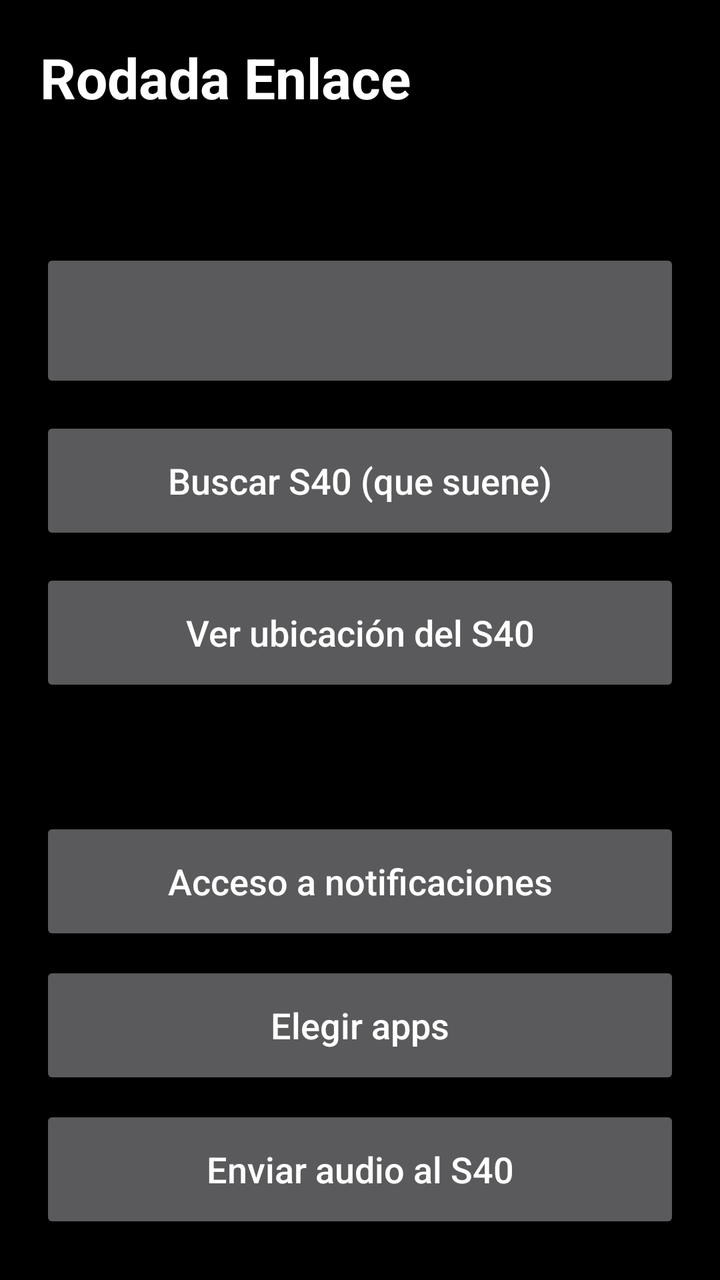
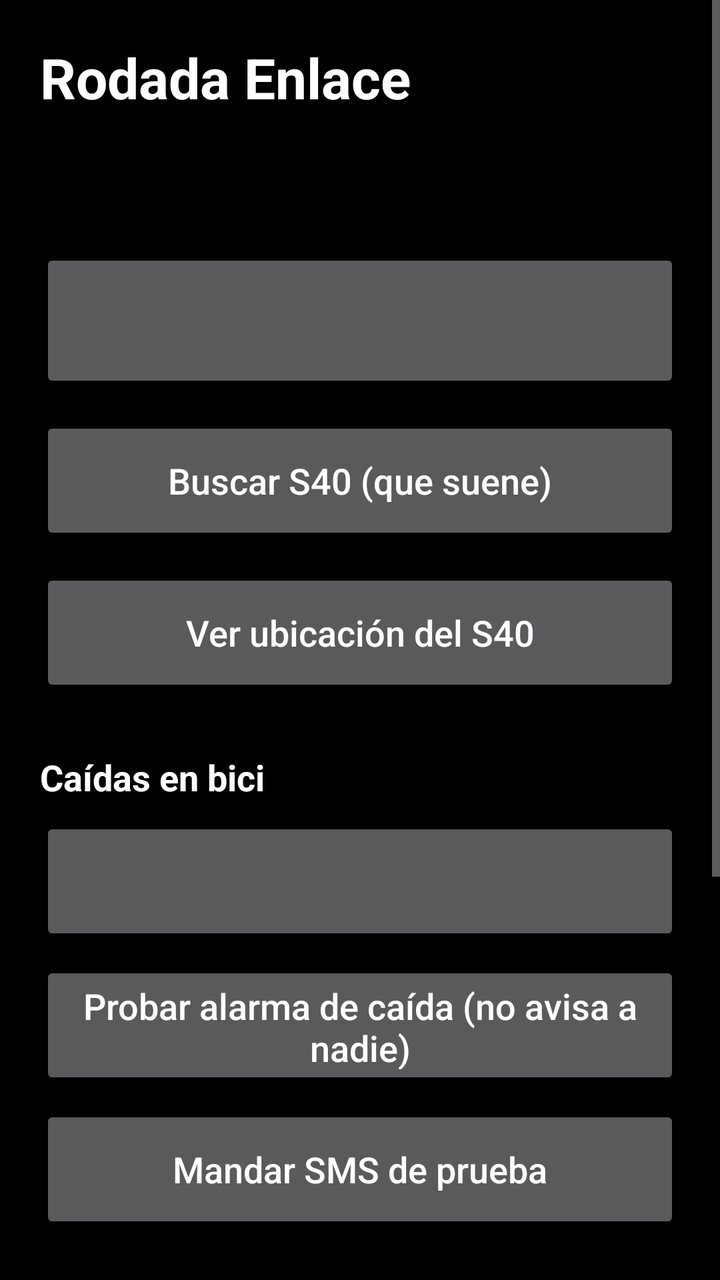

Screens rendered from an Android XML layout before and after an edit, with the pre-edit source and the edit as a unified diff.
<!-- AndroidManifest.xml: application theme android:Theme.Material.NoActionBar -->
<!-- res/layout/activity_main.xml -->
<?xml version="1.0" encoding="utf-8"?>
<LinearLayout xmlns:android="http://schemas.android.com/apk/res/android"
    android:layout_width="match_parent"
    android:layout_height="match_parent"
    android:background="#000000"
    android:fitsSystemWindows="true"
    android:orientation="vertical"
    android:padding="20dp">

    
    <Button
        android:id="@+id/finding_banner"
        android:layout_width="match_parent"
        android:layout_height="160dp"
        android:layout_marginBottom="16dp"
        android:background="#D32F2F"
        android:text="@string/find_banner"
        android:textAllCaps="false"
        android:textColor="#FFFFFF"
        android:textSize="26sp"
        android:textStyle="bold"
        android:visibility="gone" />

    <TextView
        android:layout_width="match_parent"
        android:layout_height="wrap_content"
        android:text="@string/app_name"
        android:textColor="#FFFFFF"
        android:textSize="28sp"
        android:textStyle="bold" />

    <TextView
        android:id="@+id/state"
        android:layout_width="match_parent"
        android:layout_height="wrap_content"
        android:layout_marginTop="16dp"
        android:textColor="#FFFFFF"
        android:textSize="20sp" />

    <Button
        android:id="@+id/toggle"
        android:layout_width="match_parent"
        android:layout_height="72dp"
        android:layout_marginTop="24dp"
        android:textAllCaps="false"
        android:textSize="20sp" />

    <Button
        android:id="@+id/find_s40"
        android:layout_width="match_parent"
        android:layout_height="64dp"
        android:layout_marginTop="12dp"
        android:text="@string/find_s40"
        android:textAllCaps="false"
        android:textSize="18sp" />

    <Button
        android:id="@+id/show_s40_location"
        android:layout_width="match_parent"
        android:layout_height="64dp"
        android:layout_marginTop="12dp"
        android:text="@string/show_s40_location"
        android:textAllCaps="false"
        android:textSize="18sp" />

    <TextView
        android:id="@+id/listener_state"
        android:layout_width="match_parent"
        android:layout_height="wrap_content"
        android:layout_marginTop="28dp"
        android:textColor="#FFFFFF"
        android:textSize="18sp" />

    <Button
        android:id="@+id/listener_access"
        android:layout_width="match_parent"
        android:layout_height="64dp"
        android:layout_marginTop="8dp"
        android:text="@string/listener_access"
        android:textAllCaps="false"
        android:textSize="18sp" />

    <Button
        android:id="@+id/choose_apps"
        android:layout_width="match_parent"
        android:layout_height="64dp"
        android:layout_marginTop="8dp"
        android:text="@string/choose_apps"
        android:textAllCaps="false"
        android:textSize="18sp" />

    <Button
        android:id="@+id/probe_audio"
        android:layout_width="match_parent"
        android:layout_height="64dp"
        android:layout_marginTop="8dp"
        android:text="@string/probe_audio"
        android:textAllCaps="false"
        android:textSize="18sp" />

    <TextView
        android:id="@+id/probe_result"
        android:layout_width="match_parent"
        android:layout_height="wrap_content"
        android:layout_marginTop="8dp"
        android:textColor="#FFFFFF"
        android:textSize="16sp" />
</LinearLayout>
<!-- resources referenced by this layout -->
<resources>
  <string name="app_name">Rodada Enlace</string>
  <string name="choose_apps">Elegir apps</string>
  <string name="find_banner">TE ESTÁN BUSCANDO\nToca para dejar de sonar</string>
  <string name="find_s40">Buscar S40 (que suene)</string>
  <string name="listener_access">Acceso a notificaciones</string>
  <string name="probe_audio">Enviar audio al S40</string>
  <string name="show_s40_location">Ver ubicación del S40</string>
</resources>

<!-- the commit's change to res/layout/activity_main.xml (unified diff, before → after) -->
@@ -1,11 +1,29 @@
 <?xml version="1.0" encoding="utf-8"?>
-<LinearLayout xmlns:android="http://schemas.android.com/apk/res/android"
+<ScrollView xmlns:android="http://schemas.android.com/apk/res/android"
     android:layout_width="match_parent"
     android:layout_height="match_parent"
     android:background="#000000"
-    android:fitsSystemWindows="true"
+    android:fitsSystemWindows="true">
+
+<LinearLayout
+    android:layout_width="match_parent"
+    android:layout_height="wrap_content"
     android:orientation="vertical"
     android:padding="20dp">
+
+    
+    <Button
+        android:id="@+id/fall_banner"
+        android:layout_width="match_parent"
+        android:layout_height="200dp"
+        android:layout_marginBottom="16dp"
+        android:background="#D32F2F"
+        android:text="@string/fall_banner"
+        android:textAllCaps="false"
+        android:textColor="#FFFFFF"
+        android:textSize="28sp"
+        android:textStyle="bold"
+        android:visibility="gone" />
 
     
     <Button
@@ -64,6 +82,41 @@
         android:textSize="18sp" />
 
     <TextView
+        android:layout_width="match_parent"
+        android:layout_height="wrap_content"
+        android:layout_marginTop="28dp"
+        android:text="@string/fall_section"
+        android:textColor="#FFFFFF"
+        android:textSize="18sp"
+        android:textStyle="bold" />
+
+    <Button
+        android:id="@+id/fall_contact"
+        android:layout_width="match_parent"
+        android:layout_height="64dp"
+        android:layout_marginTop="8dp"
+        android:textAllCaps="false"
+        android:textSize="18sp" />
+
+    <Button
+        android:id="@+id/fall_test"
+        android:layout_width="match_parent"
+        android:layout_height="64dp"
+        android:layout_marginTop="8dp"
+        android:text="@string/fall_test_button"
+        android:textAllCaps="false"
+        android:textSize="18sp" />
+
+    <Button
+        android:id="@+id/fall_sms_test"
+        android:layout_width="match_parent"
+        android:layout_height="64dp"
+        android:layout_marginTop="8dp"
+        android:text="@string/fall_sms_test_button"
+        android:textAllCaps="false"
+        android:textSize="18sp" />
+
+    <TextView
         android:id="@+id/listener_state"
         android:layout_width="match_parent"
         android:layout_height="wrap_content"
@@ -106,3 +159,4 @@
         android:textColor="#FFFFFF"
         android:textSize="16sp" />
 </LinearLayout>
+</ScrollView>
<!-- resource entries referenced after the edit -->
@@ -2,6 +2,10 @@
 <resources>
   <string name="app_name">Rodada Enlace</string>
   <string name="choose_apps">Elegir apps</string>
+  <string name="fall_banner">¿TE CAÍSTE?\nToca: ESTOY BIEN</string>
+  <string name="fall_section">Caídas en bici</string>
+  <string name="fall_sms_test_button">Mandar SMS de prueba</string>
+  <string name="fall_test_button">Probar alarma de caída (no avisa a nadie)</string>
   <string name="find_banner">TE ESTÁN BUSCANDO\nToca para dejar de sonar</string>
   <string name="find_s40">Buscar S40 (que suene)</string>
   <string name="listener_access">Acceso a notificaciones</string>
